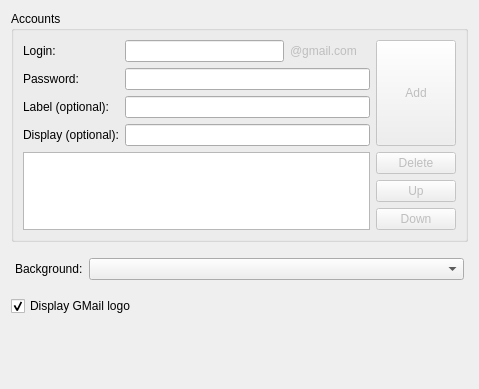
Qt form playground/Plasma/GMailNotifier/src/applet/gmailnotifierappletconfig.ui (gilcn/nextshows) before a commit.
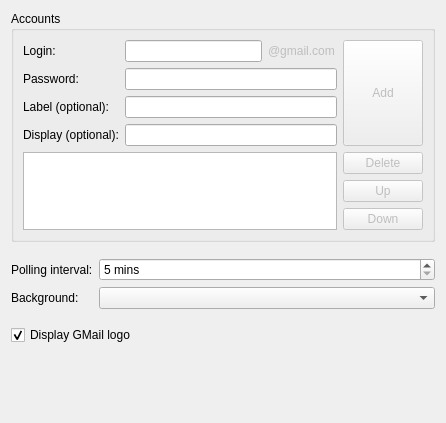
The same form after that commit. Custom widgets are drawn as their Qt base class.

Commit message: - Polling Interval added to the GUI - Added a property to pass user passwords to the dataengine

```diff
--- a/playground/Plasma/GMailNotifier/src/applet/gmailnotifierappletconfig.ui
+++ b/playground/Plasma/GMailNotifier/src/applet/gmailnotifierappletconfig.ui
@@ -5,8 +5,8 @@
    <rect>
     <x>0</x>
     <y>0</y>
-    <width>479</width>
-    <height>389</height>
+    <width>446</width>
+    <height>423</height>
    </rect>
   </property>
   <property name="windowTitle" >
@@ -38,6 +38,12 @@
           <property name="text" >
            <string>Add</string>
           </property>
+          <property name="autoDefault" >
+           <bool>true</bool>
+          </property>
+          <property name="default" >
+           <bool>true</bool>
+          </property>
          </widget>
         </item>
         <item rowspan="3" row="4" column="0" >
@@ -210,42 +216,6 @@
      </property>
     </spacer>
    </item>
-   <item row="2" column="0" >
-    <layout class="QHBoxLayout" name="horizontalLayout" >
-     <property name="leftMargin" >
-      <number>4</number>
-     </property>
-     <property name="rightMargin" >
-      <number>4</number>
-     </property>
-     <item>
-      <widget class="QLabel" name="lblBackground" >
-       <property name="sizePolicy" >
-        <sizepolicy vsizetype="Preferred" hsizetype="Minimum" >
-         <horstretch>0</horstretch>
-         <verstretch>0</verstretch>
-        </sizepolicy>
-       </property>
-       <property name="text" >
-        <string>Background:</string>
-       </property>
-      </widget>
-     </item>
-     <item>
-      <widget class="KComboBox" name="comboBackground" >
-       <property name="sizePolicy" >
-        <sizepolicy vsizetype="Fixed" hsizetype="Expanding" >
-         <horstretch>0</horstretch>
-         <verstretch>0</verstretch>
-        </sizepolicy>
-       </property>
-       <property name="toolTip" >
-        <string>Applet background</string>
-       </property>
-      </widget>
-     </item>
-    </layout>
-   </item>
    <item row="3" column="0" >
     <spacer name="verticalSpacer_3" >
      <property name="orientation" >
@@ -291,6 +261,56 @@
      </property>
     </spacer>
    </item>
+   <item row="2" column="0" >
+    <layout class="QFormLayout" name="formLayout" >
+     <item row="0" column="0" >
+      <widget class="QLabel" name="lblPollingInterval" >
+       <property name="text" >
+        <string>Polling interval:</string>
+       </property>
+      </widget>
+     </item>
+     <item row="0" column="1" >
+      <widget class="KIntSpinBox" name="spinPollingInterval" >
+       <property name="suffix" >
+        <string> mins</string>
+       </property>
+       <property name="minimum" >
+        <number>5</number>
+       </property>
+       <property name="maximum" >
+        <number>9999</number>
+       </property>
+      </widget>
+     </item>
+     <item row="1" column="0" >
+      <widget class="QLabel" name="lblBackground" >
+       <property name="sizePolicy" >
+        <sizepolicy vsizetype="Preferred" hsizetype="Minimum" >
+         <horstretch>0</horstretch>
+         <verstretch>0</verstretch>
+        </sizepolicy>
+       </property>
+       <property name="text" >
+        <string>Background:</string>
+       </property>
+      </widget>
+     </item>
+     <item row="1" column="1" >
+      <widget class="KComboBox" name="comboBackground" >
+       <property name="sizePolicy" >
+        <sizepolicy vsizetype="Fixed" hsizetype="Expanding" >
+         <horstretch>0</horstretch>
+         <verstretch>0</verstretch>
+        </sizepolicy>
+       </property>
+       <property name="toolTip" >
+        <string>Applet background</string>
+       </property>
+      </widget>
+     </item>
+    </layout>
+   </item>
   </layout>
  </widget>
  <customwidgets>
@@ -299,6 +319,11 @@
    <extends>QComboBox</extends>
    <header>kcombobox.h</header>
   </customwidget>
+  <customwidget>
+   <class>KIntSpinBox</class>
+   <extends>QSpinBox</extends>
+   <header>knuminput.h</header>
+  </customwidget>
   <customwidget>
    <class>KLineEdit</class>
    <extends>QLineEdit</extends>
```
Left out of the diff: 1 changed line with no effect on the pictures. The commit also changes 3 other files.
